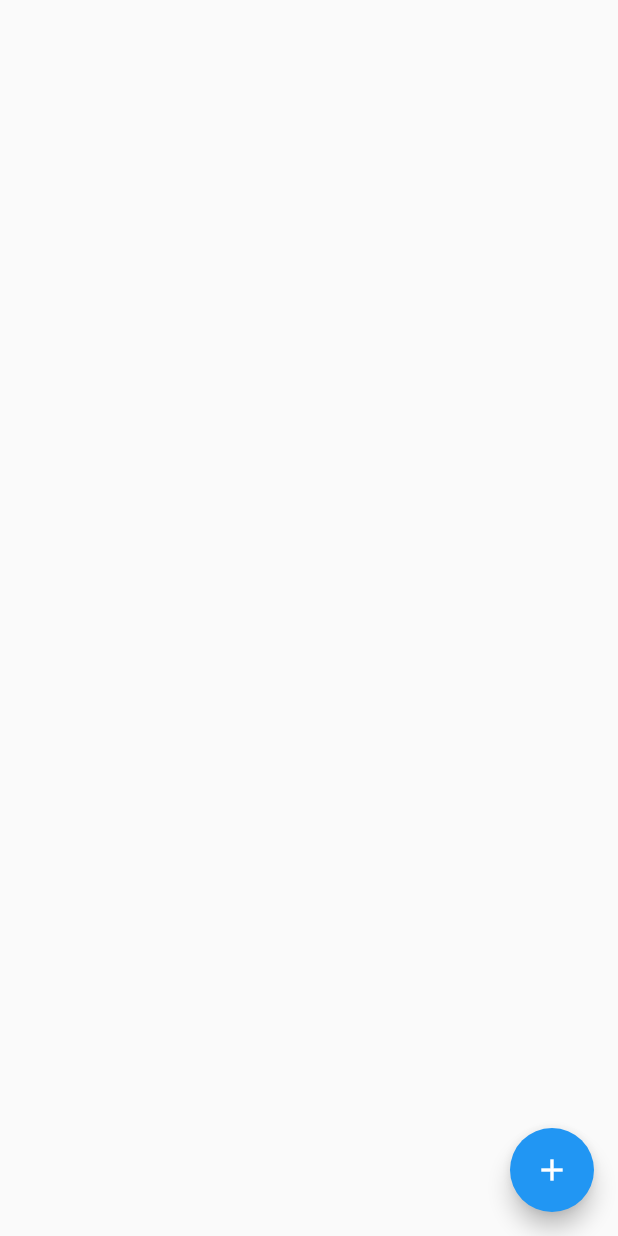
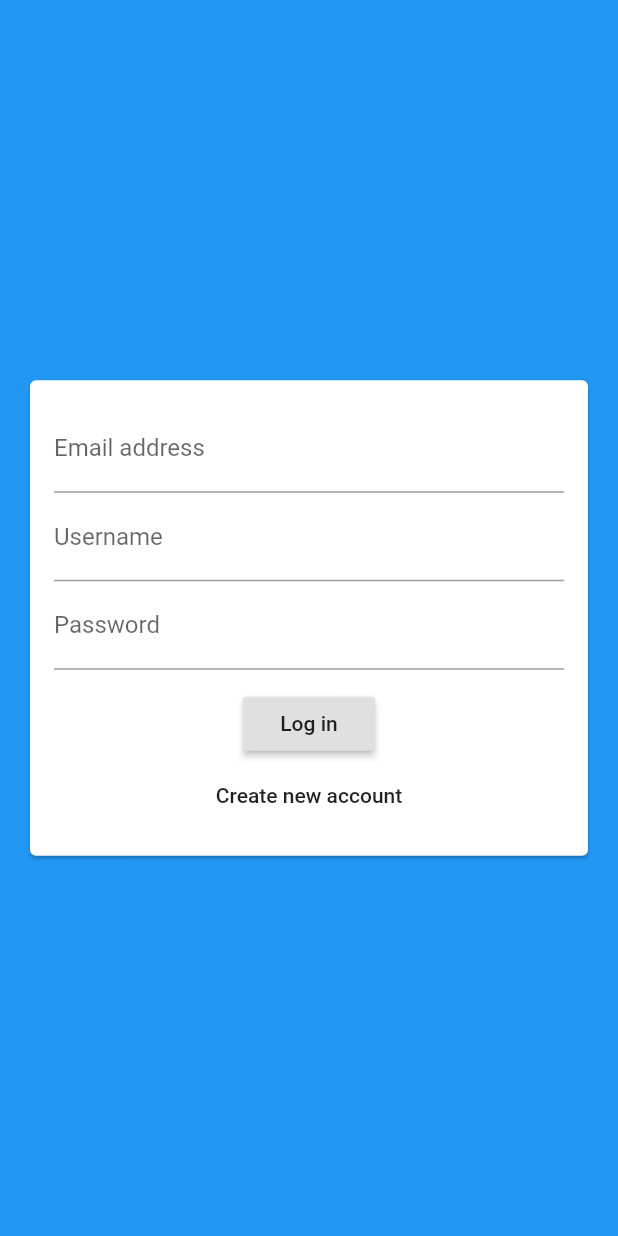
Before and after one commit to TeaTung/Flutter_Course_Chat_App_Firebase, a Flutter app: the screen it shows after launch, on a phone screen of 412 x 824 dp. Run offline on Flutter 3.47's test engine with Material 2 defaults, Android fonts, the phone set to English and light mode, and no system bars; our stand-ins replace cloud_firestore; accounts and stored records are empty.

Commit message:
add auth screen

```diff
--- a/lib/main.dart
+++ b/lib/main.dart
@@ -1,4 +1,5 @@
 import 'package:flutter/material.dart';
+import 'package:flutter_complete_guide/screens/auth_screen.dart';
 import 'package:flutter_complete_guide/screens/chat_screen.dart';
 
 void main() => runApp(MyApp());
@@ -11,7 +12,7 @@ class MyApp extends StatelessWidget {
       theme: ThemeData(
         primarySwatch: Colors.blue,
       ),
-      home: ChatScreen(),
+      home: AuthScreen(),
     );
   }
 }
--- a/lib/screens/auth_screen.dart
+++ b/lib/screens/auth_screen.dart
@@ -0,0 +1,17 @@
+import 'package:flutter/material.dart';
+import 'package:flutter_complete_guide/widgets/auth/auth_form.dart';
+
+class AuthScreen extends StatefulWidget {
+  @override
+  _AuthScreenState createState() => _AuthScreenState();
+}
+
+class _AuthScreenState extends State<AuthScreen> {
+  @override
+  Widget build(BuildContext context) {
+    return Scaffold(
+      backgroundColor: Theme.of(context).primaryColor,
+      body: AuthForm(),
+    );
+  }
+}
--- a/lib/screens/chat_screen.dart
+++ b/lib/screens/chat_screen.dart
@@ -29,7 +29,11 @@ class ChatScreen extends StatelessWidget {
       ),
       floatingActionButton: FloatingActionButton(
         child: Icon(Icons.add),
-        onPressed: () {},
+        onPressed: () {
+          Firestore.instance
+              .collection('chats/JR3THOHEawMuiCFrsno4/messages')
+              .add({'text': 'This was added by clicking the button'});
+        },
       ),
     );
   }
--- /dev/null
+++ b/lib/widgets/auth/auth_form.dart
@@ -0,0 +1,55 @@
+import 'package:flutter/material.dart';
+
+class AuthForm extends StatefulWidget {
+  @override
+  _AuthFormState createState() => _AuthFormState();
+}
+
+class _AuthFormState extends State<AuthForm> {
+  @override
+  Widget build(BuildContext context) {
+    return Center(
+      child: Card(
+        margin: EdgeInsets.all(20),
+        child: SingleChildScrollView(
+          child: Padding(
+            padding: EdgeInsets.all(16),
+            child: Form(
+              child: Column(
+                mainAxisSize: MainAxisSize.min,
+                children: [
+                  TextFormField(
+                    keyboardType: TextInputType.emailAddress,
+                    decoration: InputDecoration(
+                      labelText: 'Email address',
+                    ),
+                  ),
+                  TextFormField(
+                    decoration: InputDecoration(
+                      labelText: 'Username',
+                    ),
+                  ),
+                  TextFormField(
+                    obscureText: true,
+                    decoration: InputDecoration(
+                      labelText: 'Password',
+                    ),
+                  ),
+                  SizedBox(height: 12),
+                  RaisedButton(
+                    child: Text('Log in'),
+                    onPressed: () {},
+                  ),
+                  FlatButton(
+                    child: Text('Create new account'),
+                    onPressed: () {},
+                  ),
+                ],
+              ),
+            ),
+          ),
+        ),
+      ),
+    );
+  }
+}
```
